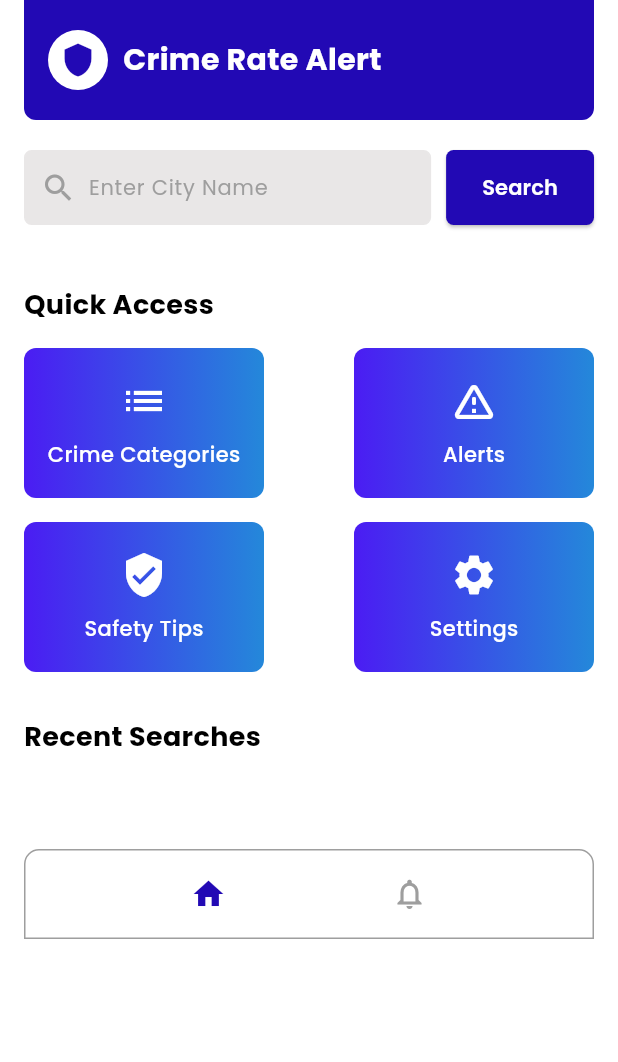
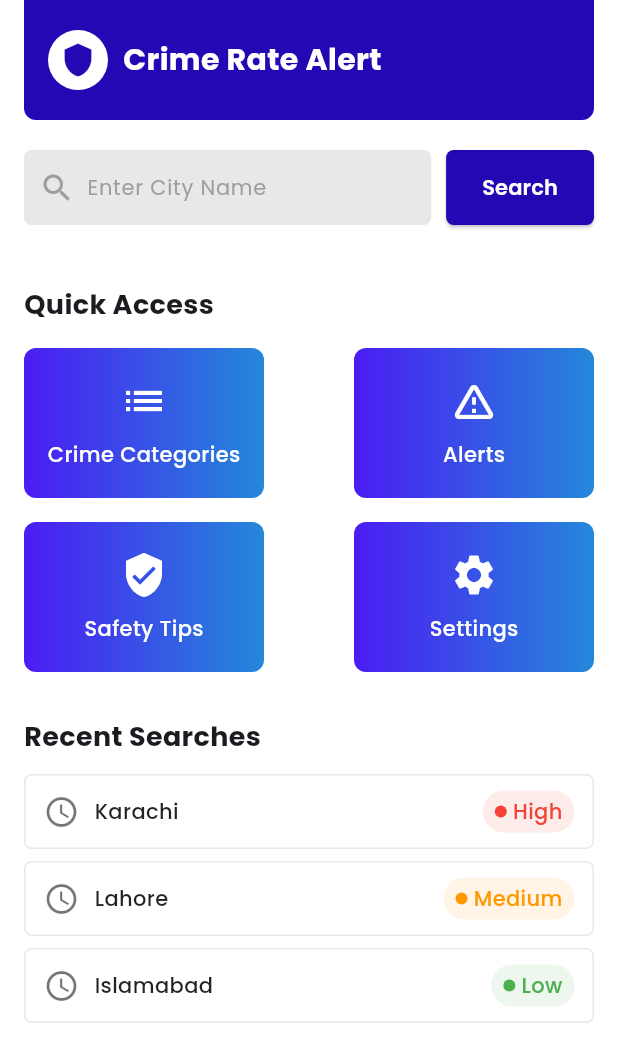
Before and after one commit to Amansarfraz/crime_app, a Flutter app: the HomeScreen screen opened by its route, after a tap on "Search", on a phone screen of 412 x 824 dp. Shown: the top 1062 px of the screen. Run offline on Flutter 3.47's test engine with Material 3 defaults, Android fonts, the phone set to English and light mode, and no system bars; our stand-ins replace google_fonts.

Commit message:
first commit

```diff
--- a/lib/screens/home_screen.dart
+++ b/lib/screens/home_screen.dart
@@ -13,24 +13,29 @@ class HomeScreen extends StatefulWidget {
 class _HomeScreenState extends State<HomeScreen> {
   final TextEditingController _controller = TextEditingController();
   String? _crimeLevel;
-  List<Map<String, String>> recentSearches = [];
+
+  List<Map<String, String>> recentSearches = [
+    {'city': 'Karachi', 'level': 'High'},
+    {'city': 'Lahore', 'level': 'Medium'},
+    {'city': 'Islamabad', 'level': 'Low'},
+  ];
 
   Future<void> fetchCrimeRate(String city) async {
     if (city.isEmpty) return;
 
     final url = Uri.parse('https://api.api-ninjas.com/v1/crime?city=$city');
-    const apiKey = 'YOUR_API_KEY'; // 🔹 Replace with your free API key
+    const apiKey = 'YOUR_API_KEY'; // Replace with real key
 
+    try {
       final response = await http.get(url, headers: {'X-Api-Key': apiKey});
-
-    if (response.statusCode == 200) {
+      if (response.statusCode == 200 && response.body.isNotEmpty) {
         final data = jsonDecode(response.body);
-
-      // Mock logic: interpret crime level from API
-      double crimeIndex = (data[0]['crime_index'] ?? 0).toDouble();
-      String level = crimeIndex > 7
+        if (data is List && data.isNotEmpty) {
+          // use a safer field; if missing, assign random mock index
+          double index = (data[0]['crime_index'] ?? 5).toDouble();
+          String level = index > 7
               ? 'High'
-          : crimeIndex > 4
+              : index > 4
               ? 'Medium'
               : 'Low';
 
@@ -38,13 +43,18 @@ class _HomeScreenState extends State<HomeScreen> {
             _crimeLevel = level;
             recentSearches.insert(0, {'city': city, 'level': level});
           });
-    } else {
-      // Fallback (mock)
+          return;
+        }
+      }
+    } catch (e) {
+      debugPrint('API error: $e');
+    }
+
+    // fallback mock
     setState(() {
       _crimeLevel = 'Medium';
       recentSearches.insert(0, {'city': city, 'level': 'Medium'});
     });
-    }
   }
 
   Color getLevelColor(String level) {
@@ -70,7 +80,7 @@ class _HomeScreenState extends State<HomeScreen> {
           child: Column(
             crossAxisAlignment: CrossAxisAlignment.start,
             children: [
-              // 🔷 Top Bar
+              // 🔷 Header
               Container(
                 height: 80,
                 width: double.infinity,
@@ -108,7 +118,7 @@ class _HomeScreenState extends State<HomeScreen> {
 
               const SizedBox(height: 20),
 
-              // 🔍 Search Bar
+              // 🔍 Search
               Row(
                 children: [
                   Expanded(
@@ -116,7 +126,6 @@ class _HomeScreenState extends State<HomeScreen> {
                       height: 50,
                       decoration: BoxDecoration(
                         color: const Color(0xFFE9E7E7),
-                        border: Border.all(color: const Color(0xFFE9E7E7)),
                         borderRadius: BorderRadius.circular(5),
                       ),
                       child: Row(
@@ -166,7 +175,7 @@ class _HomeScreenState extends State<HomeScreen> {
 
               const SizedBox(height: 40),
 
-              // Display crime level if available
+              // 🔸 Show crime level
               if (_crimeLevel != null)
                 Padding(
                   padding: const EdgeInsets.only(bottom: 16),
@@ -175,7 +184,6 @@ class _HomeScreenState extends State<HomeScreen> {
                       Text(
                         "Crime Level: ",
                         style: GoogleFonts.poppins(
-                          color: Colors.black,
                           fontWeight: FontWeight.bold,
                           fontSize: 16,
                         ),
@@ -214,17 +222,15 @@ class _HomeScreenState extends State<HomeScreen> {
                   ),
                 ),
 
-              // ⚡ Quick Access
+              // 🧭 Quick Access
               Text(
                 "Quick Access",
                 style: GoogleFonts.poppins(
-                  color: Colors.black,
                   fontWeight: FontWeight.bold,
                   fontSize: 18,
                 ),
               ),
               const SizedBox(height: 16),
-
               Row(
                 mainAxisAlignment: MainAxisAlignment.spaceBetween,
                 children: [
@@ -247,7 +253,6 @@ class _HomeScreenState extends State<HomeScreen> {
               Text(
                 "Recent Searches",
                 style: GoogleFonts.poppins(
-                  color: Colors.black,
                   fontWeight: FontWeight.bold,
                   fontSize: 18,
                 ),
@@ -261,7 +266,7 @@ class _HomeScreenState extends State<HomeScreen> {
                         padding: const EdgeInsets.only(bottom: 8),
                         child: buildSearchTile(
                           item['city']!,
-                          item['level'] ?? 'Medium',
+                          item['level'] ?? '',
                         ),
                       ),
                     )
@@ -269,26 +274,6 @@ class _HomeScreenState extends State<HomeScreen> {
               ),
 
               const SizedBox(height: 50),
-
-              // ⚪ Bottom Bar
-              Container(
-                height: 60,
-                width: double.infinity,
-                decoration: BoxDecoration(
-                  color: Colors.white,
-                  border: Border.all(color: Colors.grey, width: 1),
-                  borderRadius: const BorderRadius.vertical(
-                    top: Radius.circular(10),
-                  ),
-                ),
-                child: Row(
-                  mainAxisAlignment: MainAxisAlignment.spaceEvenly,
-                  children: const [
-                    Icon(Icons.home, color: Color(0xFF2209B4)),
-                    Icon(Icons.notifications_none, color: Colors.grey),
-                  ],
-                ),
-              ),
             ],
           ),
         ),
@@ -296,7 +281,6 @@ class _HomeScreenState extends State<HomeScreen> {
     );
   }
 
-  // 🔹 Quick Access Button
   Widget buildQuickBox(String title, IconData icon) {
     return Container(
       height: 100,
@@ -325,10 +309,8 @@ class _HomeScreenState extends State<HomeScreen> {
     );
   }
 
-  // 🔹 Recent Search Tile
   Widget buildSearchTile(String city, String level) {
     Color levelColor = getLevelColor(level);
-
     return Container(
       height: 50,
       decoration: BoxDecoration(
```
Lines whose indentation alone changed are shown as unchanged.
